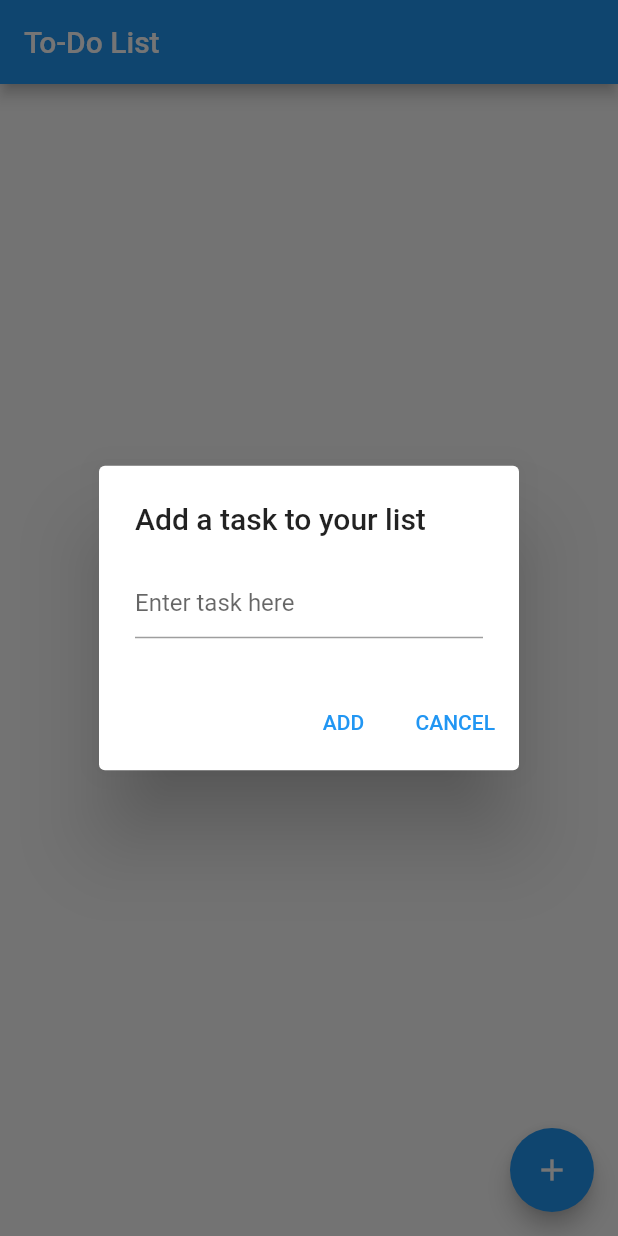
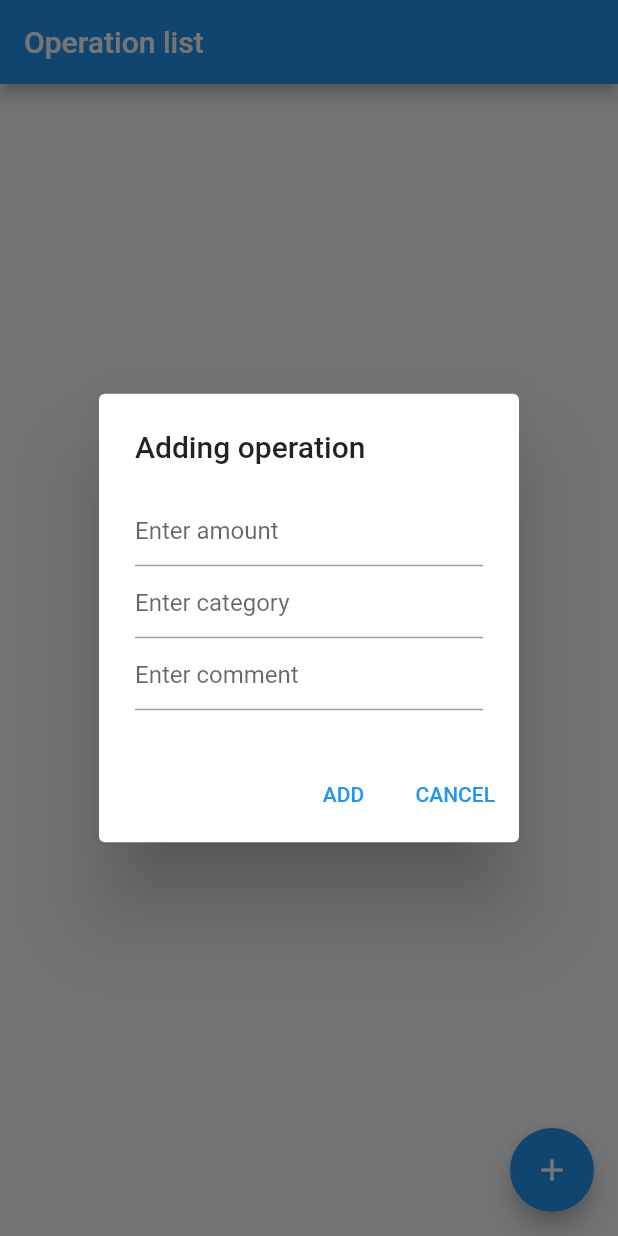
Before and after one commit to SoundAsleep192/finance_record, a Flutter app: the screen it shows after launch, after a tap on the "add" icon, on a phone screen of 412 x 824 dp. Run offline on Flutter 3.47's test engine with Material 2 defaults, Android fonts, the phone set to English and light mode, and no system bars; our stand-ins replace shared_preferences.

Commit message:
Rework todo into operation

```diff
--- a/lib/main.dart
+++ b/lib/main.dart
@@ -1,6 +1,6 @@
 import 'package:flutter/material.dart';
 
-import 'todo_list/view/index.dart';
+import 'operation_list/view/index.dart';
 
 void main() {
   runApp(const App());
@@ -11,6 +11,6 @@ class App extends StatelessWidget {
 
   @override
   Widget build(BuildContext context) {
-    return const MaterialApp(home: TodoList());
+    return const MaterialApp(home: OperationList());
   }
 }
--- /dev/null
+++ b/lib/operation_list/logic/models/operation.dart
@@ -0,0 +1,26 @@
+class Operation {
+  final String id;
+  DateTime date;
+  int amount;
+  String categoryId;
+  String comment;
+
+  Operation(this.id, this.date, this.amount, this.categoryId, this.comment);
+
+  Operation.fromJson(Map<String, dynamic> json)
+      : id = json['id'],
+        date = DateTime.parse(json['date']),
+        amount = int.parse(json['amount']),
+        categoryId = json['categoryId'],
+        comment = json['comment'];
+
+  Map<String, dynamic> toJson() {
+    return {
+      'id': id,
+      'date': date.toString(),
+      'amount': amount.toString(),
+      'categoryId': categoryId,
+      'comment': comment,
+    };
+  }
+}
--- /dev/null
+++ b/lib/operation_list/logic/models/operation_edit_dto.dart
@@ -0,0 +1,10 @@
+class OperationEditDTO {
+  String id;
+  DateTime? date;
+  int? amount;
+  String? categoryId;
+  String? comment;
+
+  OperationEditDTO(this.id,
+      {this.date, this.amount, this.categoryId, this.comment});
+}
--- a/lib/todo_list/logic/persistence/todo_items_repository.dart
+++ b/lib/operation_list/logic/persistence/operation_repository.dart
@@ -2,30 +2,30 @@ import 'dart:convert';
 
 import 'package:shared_preferences/shared_preferences.dart';
 
-import 'package:finance_record/todo_list/logic/models/todo_item_model.dart';
+import 'package:finance_record/operation_list/logic/models/operation.dart';
 
-class TodoItemsRepository {
-  final _key = 'todos';
+class OperationRepository {
+  final _key = 'operations';
 
-  TodoItemsRepository();
+  OperationRepository();
 
-  Future<Map<String, TodoItemModel>> getItems() async {
+  Future<Map<String, Operation>> getItems() async {
     var prefs = await SharedPreferences.getInstance();
 
-    Map<String, TodoItemModel> parsedItems = {};
+    Map<String, Operation> parsedItems = {};
 
     Map<String, dynamic> storedItems =
         json.decode(prefs.getString(_key) ?? '{}');
 
     for (var storedItem in storedItems.entries) {
-      var decodedItem = TodoItemModel.fromJson(storedItem.value);
+      var decodedItem = Operation.fromJson(storedItem.value);
       parsedItems[storedItem.key] = decodedItem;
     }
 
     return parsedItems;
   }
 
-  void saveItems(Map<String, TodoItemModel> items) async {
+  void saveItems(Map<String, Operation> items) async {
     var prefs = await SharedPreferences.getInstance();
 
     prefs.setString(_key, json.encode(items));
--- /dev/null
+++ b/lib/operation_list/view/dialogs/add_dialog.dart
@@ -0,0 +1,62 @@
+import 'package:flutter/cupertino.dart';
+import 'package:flutter/material.dart';
+
+class AddDialog extends StatelessWidget {
+  final TextEditingController _amountController = TextEditingController();
+  final TextEditingController _categoryController = TextEditingController();
+  final TextEditingController _commentController = TextEditingController();
+  final void Function(int amount, String categoryId, String comment) _addItem;
+
+  AddDialog(this._addItem, {Key? key}) : super(key: key);
+
+  @override
+  Widget build(BuildContext context) {
+    return AlertDialog(
+      title: const Text('Adding operation'),
+      content: Column(
+        mainAxisSize: MainAxisSize.min,
+        children: [
+          TextField(
+            controller: _amountController,
+            decoration: const InputDecoration(hintText: 'Enter amount'),
+            keyboardType: TextInputType.number,
+          ),
+          TextField(
+            controller: _categoryController,
+            decoration: const InputDecoration(hintText: 'Enter category'),
+            keyboardType: TextInputType.text,
+          ),
+          TextField(
+            controller: _commentController,
+            decoration: const InputDecoration(hintText: 'Enter comment'),
+            keyboardType: TextInputType.text,
+          ),
+        ],
+      ),
+      actions: <Widget>[
+        TextButton(
+          child: const Text('ADD'),
+          onPressed: () {
+            Navigator.of(context).pop();
+
+            var amount = int.parse(_amountController.text);
+            var category = _categoryController.text;
+            var comment = _commentController.text;
+
+            _addItem(amount, category, comment);
+
+            _amountController.clear();
+            _categoryController.clear();
+            _commentController.clear();
+          },
+        ),
+        TextButton(
+          child: const Text('CANCEL'),
+          onPressed: () {
+            Navigator.of(context).pop();
+          },
+        )
+      ],
+    );
+  }
+}
--- /dev/null
+++ b/lib/operation_list/view/dialogs/edit_dialog.dart
@@ -0,0 +1,83 @@
+import 'package:flutter/cupertino.dart';
+import 'package:flutter/material.dart';
+
+import 'package:finance_record/operation_list/logic/models/operation.dart';
+
+class EditDialog extends StatelessWidget {
+  final Operation _model;
+  final _amountController = TextEditingController();
+  final _dateController = TextEditingController();
+  final _categoryController = TextEditingController();
+  final _commentController = TextEditingController();
+  final void Function(Operation changedItem) _editItem;
+
+  EditDialog(this._model, this._editItem, {Key? key}) : super(key: key) {
+    _amountController.text = _model.amount.toString();
+    _dateController.text = _model.date.toString();
+    _categoryController.text = _model.categoryId;
+    _commentController.text = _model.comment;
+  }
+
+  @override
+  Widget build(BuildContext context) {
+    return AlertDialog(
+      title: const Text('Edit operation'),
+      content: Column(
+        mainAxisSize: MainAxisSize.min,
+        children: [
+          TextField(
+            controller: _amountController,
+            decoration: const InputDecoration(hintText: 'Enter amount'),
+            keyboardType: TextInputType.number,
+          ),
+          TextField(
+            controller: _dateController,
+            decoration: const InputDecoration(hintText: 'Enter date'),
+            keyboardType: TextInputType.datetime,
+          ),
+          TextField(
+            controller: _categoryController,
+            decoration: const InputDecoration(hintText: 'Enter category'),
+            keyboardType: TextInputType.text,
+          ),
+          TextField(
+            controller: _commentController,
+            decoration: const InputDecoration(hintText: 'Enter comment'),
+            keyboardType: TextInputType.text,
+          ),
+        ],
+      ),
+      actions: <Widget>[
+        // Save button
+        TextButton(
+          child: const Text('SAVE'),
+          onPressed: () {
+            Navigator.of(context).pop();
+
+            var id = _model.id;
+            var date = DateTime.parse(_dateController.text);
+            var amount = int.parse(_amountController.text);
+            var categoryId = _categoryController.text;
+            var comment = _commentController.text;
+
+            var changedItem = Operation(id, date, amount, categoryId, comment);
+
+            _editItem(changedItem);
+
+            _amountController.clear();
+            _dateController.clear();
+            _categoryController.clear();
+            _commentController.clear();
+          },
+        ),
+        // Cancel button
+        TextButton(
+          child: const Text('CANCEL'),
+          onPressed: () {
+            Navigator.of(context).pop();
+          },
+        )
+      ],
+    );
+  }
+}
--- /dev/null
+++ b/lib/operation_list/view/index.dart
@@ -0,0 +1,65 @@
+import 'package:flutter/cupertino.dart';
+import 'package:uuid/uuid.dart';
+
+import 'package:finance_record/operation_list/logic/models/operation.dart';
+import 'package:finance_record/operation_list/logic/persistence/operation_repository.dart';
+
+import 'scaffold.dart';
+
+class OperationList extends StatefulWidget {
+  const OperationList({Key? key}) : super(key: key);
+
+  @override
+  _OperationListState createState() => _OperationListState();
+}
+
+class _OperationListState extends State<OperationList> {
+  final _repo = OperationRepository();
+  final Map<String, Operation> _items = {};
+
+  @override
+  Widget build(BuildContext context) {
+    return OperationListScaffold(_items, _addItem, _deleteItem, _editItem);
+  }
+
+  @override
+  void initState() {
+    _getStoredItems();
+    super.initState();
+  }
+
+  void _getStoredItems() async {
+    var itemsFromRepo = await _repo.getItems();
+
+    setState(() {
+      for (var item in itemsFromRepo.entries) {
+        _items[item.key] = item.value;
+      }
+    });
+  }
+
+  void _addItem(int amount, String categoryId, String comment) {
+    var id = const Uuid().v4();
+    var newItem = Operation(id, DateTime.now(), amount, categoryId, comment);
+
+    setState(() {
+      _items[id] = newItem;
+      _repo.saveItems(_items);
+    });
+  }
+
+  void _deleteItem(String id) {
+    setState(() {
+      _items.remove(id);
+      _repo.saveItems(_items);
+    });
+  }
+
+  void _editItem(Operation changedItem) {
+    setState(() {
+      _items[changedItem.id] = changedItem;
+
+      _repo.saveItems(_items);
+    });
+  }
+}
--- a/lib/todo_list/view/scaffold.dart
+++ b/lib/operation_list/view/scaffold.dart
@@ -1,17 +1,17 @@
 import 'package:flutter/material.dart';
 
-import 'package:finance_record/todo_list/logic/models/todo_item_model.dart';
+import 'package:finance_record/operation_list/logic/models/operation.dart';
 
 import 'dialogs/add_dialog.dart';
-import 'todo_item.dart';
+import 'operation_item.dart';
 
-class TodoListScaffold extends StatelessWidget {
-  final Map<String, TodoItemModel> _itemModels;
-  final void Function(String content) _addItem;
+class OperationListScaffold extends StatelessWidget {
+  final Map<String, Operation> _itemModels;
+  final void Function(int amount, String categoryId, String comment) _addItem;
   final void Function(String id) _deleteItem;
-  final void Function(String id, String content) _editItem;
+  final void Function(Operation changedItem) _editItem;
 
-  const TodoListScaffold(
+  const OperationListScaffold(
       this._itemModels, this._addItem, this._deleteItem, this._editItem,
       {Key? key})
       : super(key: key);
@@ -19,10 +19,11 @@ class TodoListScaffold extends StatelessWidget {
   @override
   Widget build(BuildContext context) {
     return Scaffold(
-      appBar: AppBar(title: const Text('To-Do List')),
+      appBar: AppBar(title: const Text('Operation list')),
       body: ListView(
           children: _itemModels.values
-              .map((itemModel) => TodoItem(itemModel, _deleteItem, _editItem))
+              .map((itemModel) =>
+                  OperationItem(itemModel, _deleteItem, _editItem))
               .toList()),
       floatingActionButton: FloatingActionButton(
           onPressed: () => _displayAddDialog(context),
@@ -35,7 +36,7 @@ class TodoListScaffold extends StatelessWidget {
     return showDialog<AlertDialog>(
         context: context,
         builder: (BuildContext context) {
-          return AddTodoDialog(_addItem);
+          return AddDialog(_addItem);
         });
   }
 }
--- a/lib/todo_list/logic/models/todo_item_model.dart
+++ /dev/null
@@ -1,16 +0,0 @@
-class TodoItemModel {
-  final String id;
-  final String createdAt;
-  String content;
-
-  TodoItemModel(this.id, this.content, this.createdAt);
-
-  TodoItemModel.fromJson(Map<String, dynamic> json)
-      : id = json['id'],
-        content = json['content'],
-        createdAt = json['createdAt'];
-
-  Map<String, dynamic> toJson() {
-    return {'id': id, 'content': content, 'createdAt': createdAt};
-  }
-}
--- a/lib/todo_list/view/dialogs/add_dialog.dart
+++ /dev/null
@@ -1,38 +0,0 @@
-import 'package:flutter/cupertino.dart';
-import 'package:flutter/material.dart';
-
-class AddTodoDialog extends StatelessWidget {
-  final TextEditingController _textFieldController = TextEditingController();
-  final void Function(String) _addTodoItem;
-
-  AddTodoDialog(this._addTodoItem, {Key? key}) : super(key: key);
-
-  @override
-  Widget build(BuildContext context) {
-    return AlertDialog(
-      title: const Text('Add a task to your list'),
-      content: TextField(
-        controller: _textFieldController,
-        decoration: const InputDecoration(hintText: 'Enter task here'),
-      ),
-      actions: <Widget>[
-        // Add button
-        TextButton(
-          child: const Text('ADD'),
-          onPressed: () {
-            Navigator.of(context).pop();
-            _addTodoItem(_textFieldController.text);
-            _textFieldController.clear();
-          },
-        ),
-        // Cancel button
-        TextButton(
-          child: const Text('CANCEL'),
-          onPressed: () {
-            Navigator.of(context).pop();
-          },
-        )
-      ],
-    );
-  }
-}
--- a/lib/todo_list/view/index.dart
+++ /dev/null
@@ -1,64 +0,0 @@
-import 'package:flutter/cupertino.dart';
-import 'package:uuid/uuid.dart';
-
-import 'package:finance_record/todo_list/logic/models/todo_item_model.dart';
-import 'package:finance_record/todo_list/logic/persistence/todo_items_repository.dart';
-
-import 'scaffold.dart';
-
-class TodoList extends StatefulWidget {
-  const TodoList({Key? key}) : super(key: key);
-
-  @override
-  _TodoListState createState() => _TodoListState();
-}
-
-class _TodoListState extends State<TodoList> {
-  final _repo = TodoItemsRepository();
-  final Map<String, TodoItemModel> _items = {};
-
-  @override
-  Widget build(BuildContext context) {
-    return TodoListScaffold(_items, _addItem, _deleteItem, _editItem);
-  }
-
-  @override
-  void initState() {
-    _getStoredItems();
-    super.initState();
-  }
-
-  void _getStoredItems() async {
-    var itemsFromRepo = await _repo.getItems();
-
-    setState(() {
-      for (var item in itemsFromRepo.entries) {
-        _items[item.key] = item.value;
-      }
-    });
-  }
-
-  void _addItem(String content) {
-    var todoId = const Uuid().v4();
-    var newItem =
-        TodoItemModel(todoId, content, DateTime.now().toIso8601String());
-    setState(() {
-      _items[todoId] = newItem;
-      _repo.saveItems(_items);
-    });
-  }
-
-  void _deleteItem(String id) async {
-    setState(() {
-      _items.remove(id);
-      _repo.saveItems(_items);
-    });
-  }
-
-  void _editItem(String id, String content) async {
-    setState(() {
-      _items[id]?.content = content;
-      _repo.saveItems(_items);
-    });
-  }
-}
```
Also changed, not shown: lib/operation_list/view/dialogs/delete_dialog.dart (renamed from lib/todo_list/view/dialogs/delete_dialog.dart, +5 -5 lines), lib/operation_list/view/operation_item.dart (renamed from lib/todo_list/view/todo_item.dart, +10 -11 lines), lib/todo_list/view/dialogs/edit_dialog.dart (deleted, +0 -41 lines).
